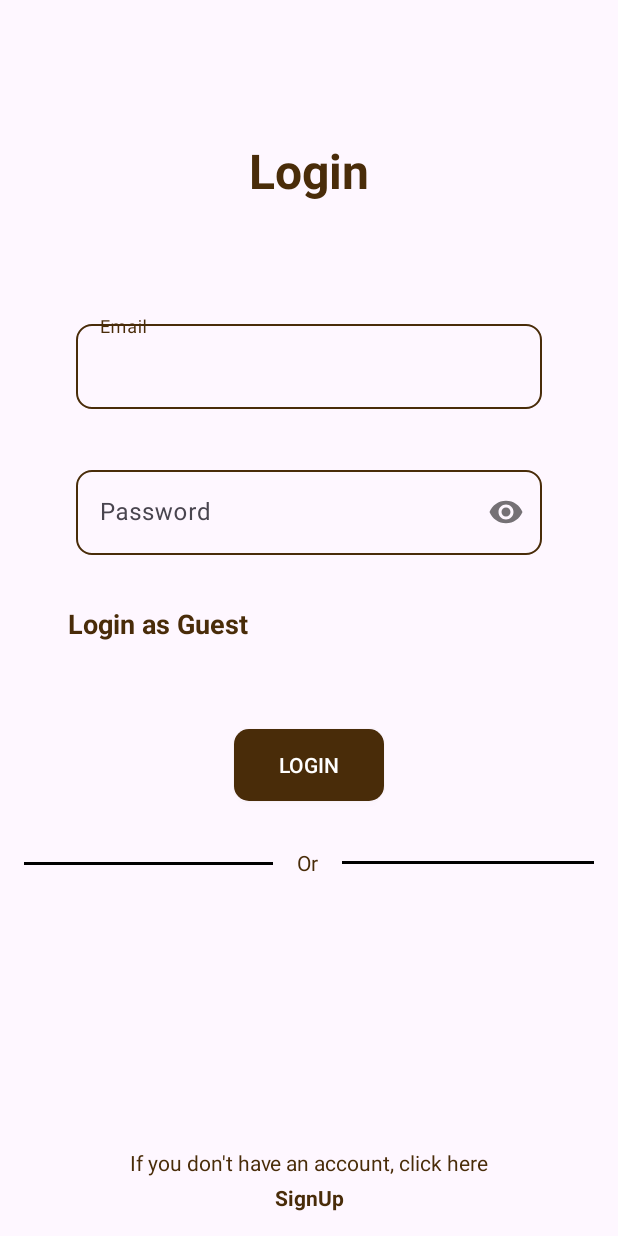
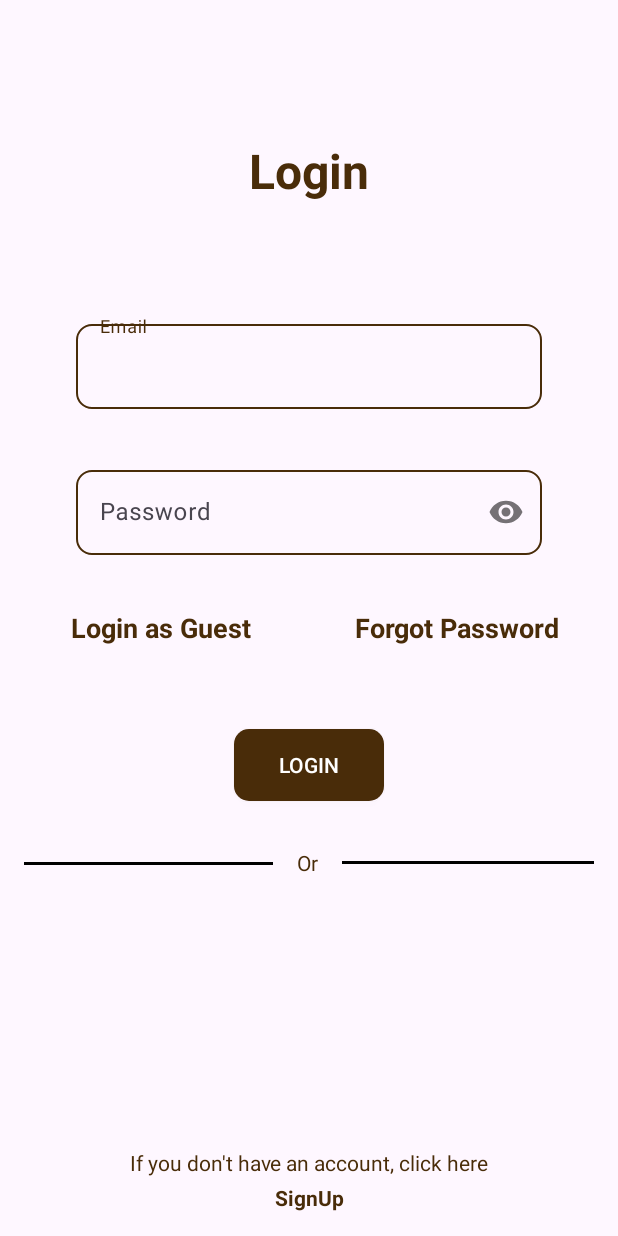
Before and after one commit to chathumiamarasinghe/Hela-Rasa, an Android app: the screen it shows after launch (LoginActivity), on a phone screen of 412 x 824 dp. Run offline under Robolectric (Android 15) with nearby library versions, the phone set to English and light mode, and no system bars; our stand-ins replace Firebase (no records; nobody signed in at launch, a user with empty details on screens opened directly).

Commit message:
Update activity_login.xml

```diff
--- a/app/src/main/res/layout/activity_login.xml
+++ b/app/src/main/res/layout/activity_login.xml
@@ -59,10 +59,10 @@
             android:layout_height="wrap_content"
             android:layout_marginStart="25dp"
             android:layout_marginEnd="25dp"
+            android:background="@drawable/edittext_background"
             android:hint="@string/password"
-            android:textColor="@color/brown"
             android:inputType="textPassword"
-            android:background="@drawable/edittext_background"/>
+            android:textColor="@color/brown" />
     </com.google.android.material.textfield.TextInputLayout>
 
     <androidx.appcompat.widget.AppCompatButton
@@ -147,13 +147,30 @@
         android:layout_width="wrap_content"
         android:layout_height="wrap_content"
         android:layout_marginStart="20dp"
-        android:layout_marginTop="33dp"
+        android:layout_marginTop="36dp"
         android:text="@string/login_as_guest"
         android:textColor="@color/brown"
         android:textSize="18sp"
         android:textStyle="bold"
         app:layout_constraintEnd_toEndOf="parent"
-        app:layout_constraintHorizontal_bias="0.0"
+        app:layout_constraintHorizontal_bias="0.008"
         app:layout_constraintStart_toStartOf="@+id/et_password_container"
         app:layout_constraintTop_toBottomOf="@+id/et_password_container" />
+
+    <TextView
+        android:id="@+id/forgotpassword"
+        android:layout_width="160dp"
+        android:layout_height="27dp"
+        android:layout_marginTop="36dp"
+        android:layout_marginBottom="304dp"
+        android:text="Forgot Password"
+        android:textColor="@color/brown"
+        android:textSize="18sp"
+        android:textStyle="bold"
+        app:layout_constraintBottom_toBottomOf="parent"
+        app:layout_constraintEnd_toEndOf="parent"
+        app:layout_constraintHorizontal_bias="0.822"
+        app:layout_constraintStart_toEndOf="@+id/tv_guest"
+        app:layout_constraintTop_toBottomOf="@+id/et_password_container"
+        app:layout_constraintVertical_bias="0.0" />
 </androidx.constraintlayout.widget.ConstraintLayout>
```
